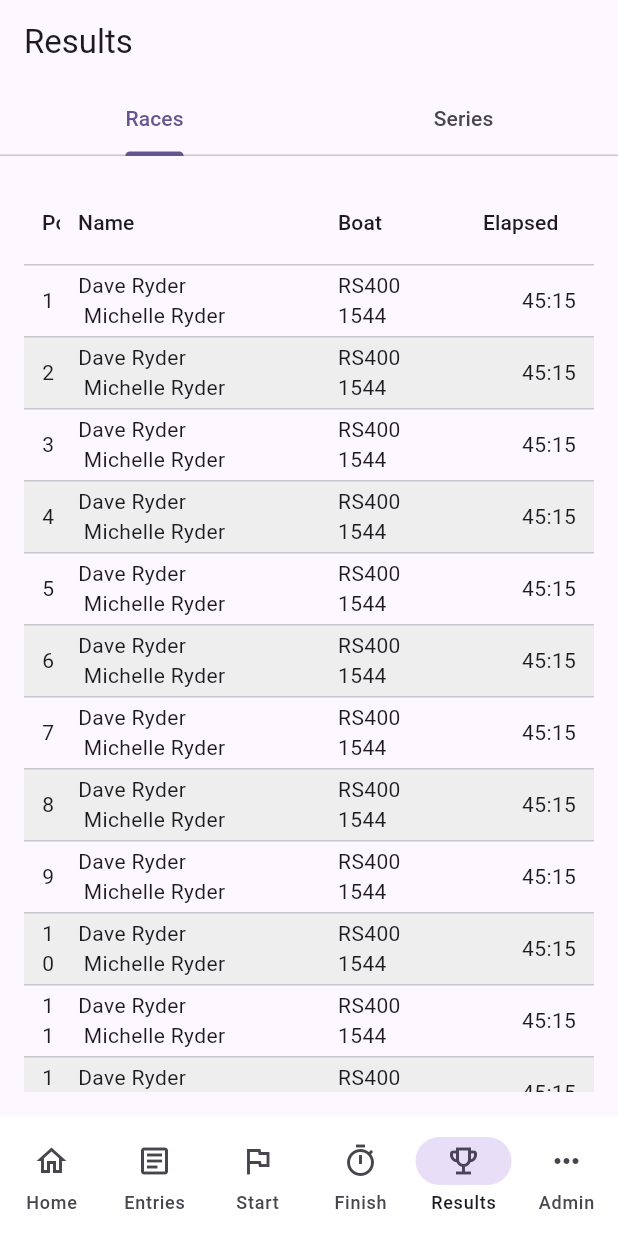
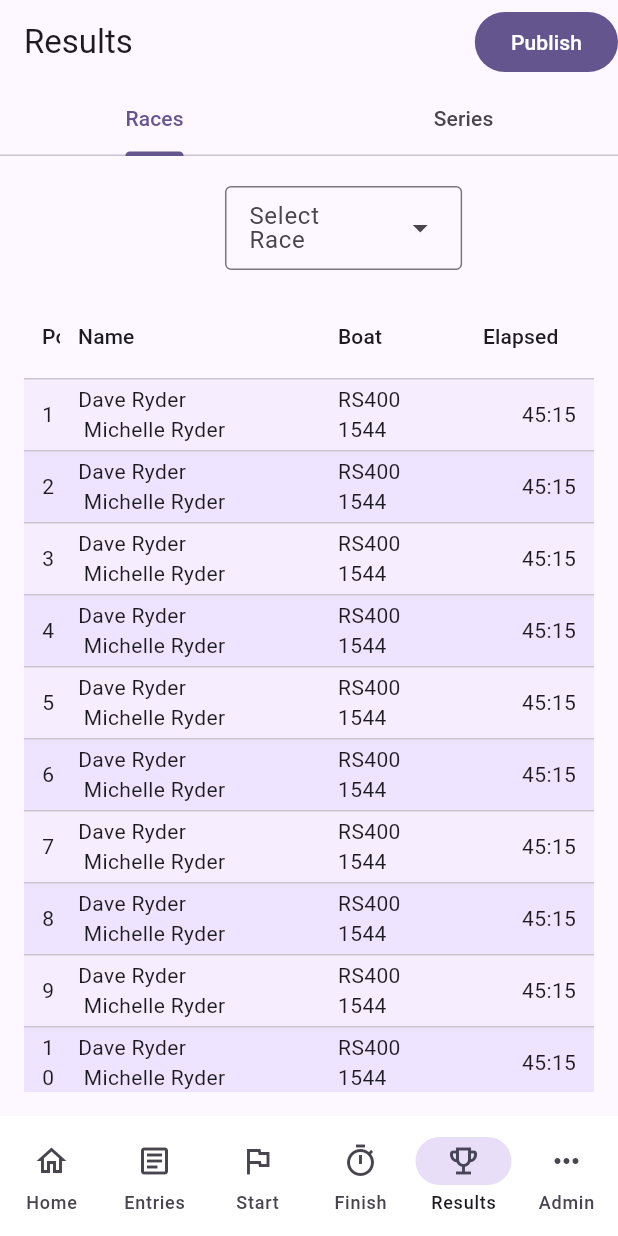
Before and after one commit to daveryderoxford/sailbrowser, a Flutter app: the ResultsScreen screen opened by its route, on a phone screen of 412 x 824 dp. Run offline on Flutter 3.47's test engine with Material 2 defaults, Android fonts, the light colour scheme and no system bars; drawn by our look-alikes of data_table_2; our stand-ins replace audioplayers, clock, cloud_firestore, firebase_auth, firebase_core, flutter_form_builder and 10 more; missing offline and left inert: firebase_ui_auth, form_builder_extra_fields; accounts and stored records are empty; generated files the repository leaves out were written again.

Commit message:
Results display - initial

```diff
--- a/race_officer/lib/features/club/domain/boats_service.dart
+++ b/race_officer/lib/features/club/domain/boats_service.dart
@@ -69,6 +69,6 @@ final boatsProvider =
     Provider((ref) => BoatService(ref.watch(currentClubProvider).current.id));
 
 final allBoatProvider = StreamProvider((ref) {
-  final bs = ref.read(boatsProvider);
+  final bs = ref.watch(boatsProvider);
   return bs.allBoats$;
 });
--- a/race_officer/lib/features/race-calander/domain/series_service.dart
+++ b/race_officer/lib/features/race-calander/domain/series_service.dart
@@ -195,7 +195,7 @@ final seriesRepositoryProvider =
     Provider((ref) => SeriesService(ref.watch(currentClubProvider).current.id));
 
 /// All series for all time
-final allSeriesProvider = StreamProvider.autoDispose<List<Series>>((ref) {
+final allSeriesProvider = StreamProvider<List<Series>>((ref) {
   final db = ref.watch(seriesRepositoryProvider);
   return db.allRaceSeriess$;
 });
@@ -221,7 +221,7 @@ final allRacesProvider = StreamProvider.autoDispose<List<Race>>((ref) {
 typedef AllRaceData = ({Race race, Series series, Fleet fleet});
 
 final allRaceDataProvider = StreamProvider<List<AllRaceData>>((ref) {
-  final seriesProvider = ref.read(seriesRepositoryProvider);
+  final seriesProvider = ref.watch(seriesRepositoryProvider);
   final club = ref.watch(currentClubProvider);
 
   return seriesProvider.allRaceSeriess$.map((seriesList) {
--- a/race_officer/lib/features/race-calander/presentation/copy_series.dart
+++ b/race_officer/lib/features/race-calander/presentation/copy_series.dart
@@ -119,7 +119,7 @@ class _CopySeriesState extends ConsumerState<CopySeries> with UiLoggy {
   }
 
   List<Widget> _buildFormChildren() {
-    final fleets = ref.read(currentClubProvider).current.fleets;
+    final fleets = ref.watch(currentClubProvider).current.fleets;
     return [
       FormBuilderTextField(
         name: 'name',
--- a/race_officer/lib/features/race/start/domain/start_sequence_controller.dart
+++ b/race_officer/lib/features/race/start/domain/start_sequence_controller.dart
@@ -128,7 +128,7 @@ class StartSequence extends StateNotifier<StartSequenceState> with UiLoggy {
         actualStart: clock.now(),
       );
 
-      final series = ref.read(seriesProvider(race.seriesId));
+      final series = ref.read(seriesProvider(race.seriesId)); //TODO may be a problem wiht read here??
       ref.read(seriesRepositoryProvider).updateRace(series!, race.id, race);
 
       startedRaces.add(races[0]);
--- a/race_officer/lib/features/results/domain/race_result.dart
+++ b/race_officer/lib/features/results/domain/race_result.dart
@@ -14,7 +14,7 @@ class RaceResults with _$RaceResults {
     required DateTime date,
     required String fleet,
     required int index,
-    //  @Default([]) List<RaceResult> results,
+    @Default([]) List<RaceResult> results,
   }) = _RaceResults;
 
   const RaceResults._();
--- /dev/null
+++ b/race_officer/lib/features/results/domain/results_repository.dart
@@ -0,0 +1,15 @@
+
+import 'package:flutter_riverpod/flutter_riverpod.dart';
+import 'package:sailbrowser_flutter/features/results/domain/race_result.dart';
+import 'package:sailbrowser_flutter/features/results/domain/series_results.dart';
+
+class ResultsRepository {
+
+
+  /// Publish race results
+  publish(RaceResults raceResults, SeriesResults seriesResults) {
+
+  }
+}
+
+final resultsRepositoryProvider = Provider((ref) => ResultsRepository());
--- a/race_officer/lib/features/results/domain/series_results.dart
+++ b/race_officer/lib/features/results/domain/series_results.dart
@@ -1,5 +1,6 @@
 import 'package:freezed_annotation/freezed_annotation.dart';
 import 'package:sailbrowser_flutter/features/race/domain/result_code.dart';
+import 'package:sailbrowser_flutter/features/results/domain/race_result.dart';
 
 part 'series_results.freezed.dart';
 part 'series_results.g.dart';
@@ -13,11 +14,12 @@ enum ResultsStatus {
 @unfreezed
 class SeriesResults with _$SeriesResults {
    factory SeriesResults({
-     required DateTime publishedOn,
+    required DateTime publishedOn,
     required ResultsStatus status,
     required String name,
     required String fleet,
     @Default([]) List<SeriesCompetitor> competitors,
+    @Default([]) List<RaceResults> races,
 
     /// List of list of results indexed by race as the first index and position as the second (eg Series[race][position].
     @Default([[]]) List<List<SeriesResult>> results,
@@ -42,7 +44,7 @@ typedef SeriesCompetitor = ({
 });
 
 typedef SeriesResult = ({
-  int points,
-  ResultCode resulktCode,
+  num points,
+  ResultCode resultCode,
   bool isDiscard,
 });
--- a/race_officer/lib/features/results/presentation/race_results_tab.dart
+++ b/race_officer/lib/features/results/presentation/race_results_tab.dart
@@ -4,6 +4,8 @@ import 'package:flutter_riverpod/flutter_riverpod.dart';
 import 'package:sailbrowser_flutter/features/race/domain/result_code.dart';
 import 'package:sailbrowser_flutter/features/results/domain/race_result.dart';
 import 'package:sailbrowser_flutter/features/results/presentation/widgits/race_results_table.dart';
+
+import 'widgits/races_dropdown.dart';
 
 class RaceResultsTab extends ConsumerWidget with UiLoggy {
   RaceResultsTab({super.key});
@@ -15,8 +17,8 @@ class RaceResultsTab extends ConsumerWidget with UiLoggy {
             crew: ' Michelle Ryder',
             boatClass: 'RS400',
             sailNumber: 1544,
-            position: (index+1).toString(),
-            points: index+1,
+            position: (index + 1).toString(),
+            points: index + 1,
             resultCode: ResultCode.ok,
             elapsed: const Duration(minutes: 45, seconds: 15),
             corrected: const Duration(minutes: 48, seconds: 21),
@@ -26,7 +28,9 @@ class RaceResultsTab extends ConsumerWidget with UiLoggy {
   Widget build(BuildContext context, WidgetRef ref) {
     return Column(
       children: [
-        //  const RaceChoiceChip(selected: null),
+        const SizedBox(height: 20),
+        const RacesDropDown(),
+        // const RaceChoiceChip(selected: null),
         Expanded(child: RaceResultsTable(results: results)),
       ],
     );
--- /dev/null
+++ b/race_officer/lib/features/results/presentation/result_controller.dart
@@ -0,0 +1,37 @@
+import 'package:flutter_riverpod/flutter_riverpod.dart';
+import 'package:sailbrowser_flutter/features/race-calander/domain/series.dart';
+import 'package:sailbrowser_flutter/features/race-calander/domain/series_service.dart';
+
+typedef ResultsState = ({Series? series, Race? race});
+
+enum PublishResultsOptions {
+  allRaces,
+  selectedRace,
+}
+
+/// Controller for results display
+class ResultsController extends Notifier<ResultsState> {
+
+@override
+ ResultsState build() {
+    return(series: null, race: null);
+  }
+
+  /// Set the race to display results for
+  /// The series displayed is set to the series the race part of
+  displayRace(Race r) {
+    final series = ref.read(seriesProvider(r.seriesId));
+    state = (race: r, series: series);
+  }
+
+  /// Set the series to display results for.
+  /// The race displayed is cleared
+  displaySeries(Series s)  => state = (race: null, series: state.series);
+
+  /// Publish eother the selected race or all Results
+  publishResults(PublishResultsOptions option) {
+  }
+}
+
+final resultsController =
+    NotifierProvider<ResultsController, ResultsState>(ResultsController.new);
--- a/race_officer/lib/features/results/presentation/results_screen.dart
+++ b/race_officer/lib/features/results/presentation/results_screen.dart
@@ -1,11 +1,13 @@
 
 import 'package:flutter/material.dart';
+import 'package:flutter_riverpod/flutter_riverpod.dart';
 import 'package:sailbrowser_flutter/features/results/domain/series_results.dart';
 import 'package:sailbrowser_flutter/features/results/presentation/race_results_tab.dart';
+import 'package:sailbrowser_flutter/features/results/presentation/result_controller.dart';
 import 'package:sailbrowser_flutter/features/results/presentation/series_results_tab.dart';
 
 
-class ResultsScreen extends StatelessWidget {
+class ResultsScreen extends ConsumerWidget {
     ResultsScreen({super.key});
 
     final seriesResults = SeriesResults(
@@ -16,11 +18,19 @@ class ResultsScreen extends StatelessWidget {
   );
 
   @override
-  Widget build(BuildContext context) {
+  Widget build(BuildContext context, WidgetRef ref) {
     return DefaultTabController(
         length: 2,
         child: Scaffold(
           appBar: AppBar(
+                actions: [
+            FilledButton(
+              onPressed: () => ref
+                  .read(resultsController.notifier)
+                  .publishResults(PublishResultsOptions.selectedRace),
+              child: const Text("Publish"),
+            ),
+          ],
             bottom: const TabBar(
               tabs: [
                 Tab(text: 'Races'),
--- a/race_officer/lib/features/results/presentation/widgits/race_results_table.dart
+++ b/race_officer/lib/features/results/presentation/widgits/race_results_table.dart
@@ -3,6 +3,7 @@ import 'package:flutter/material.dart';
 import 'package:sailbrowser_flutter/common_widgets/responsive_center.dart';
 import 'package:sailbrowser_flutter/features/race/domain/result_code.dart';
 import 'package:sailbrowser_flutter/features/results/domain/race_result.dart';
+import 'package:sailbrowser_flutter/util/color_extensions.dart';
 import 'package:sailbrowser_flutter/util/duration_extensions.dart';
 import 'package:sailbrowser_flutter/util/list_extensions.dart';
 
@@ -16,6 +17,9 @@ class RaceResultsTable extends StatelessWidget {
 
   @override
   Widget build(BuildContext context) {
+      final stripe1 = Theme.of(context).colorScheme.primary.tone(92);
+      final stripe2 = Theme.of(context).colorScheme.primary.tone(95);
+
     return ResponsiveCenter(
       maxContentWidth: 800,
       child: Padding(
@@ -25,7 +29,7 @@ class RaceResultsTable extends StatelessWidget {
           horizontalMargin: 12,
           minWidth: 550,
           fixedLeftColumns: 2,
-          empty: const Center(child: Text('No results to display')),
+          empty: const Center(child: Text(textScaleFactor: 1.2,'No results to display')),
           columns: const [
             DataColumn2(
               label: Text('Pos'),
@@ -33,7 +37,7 @@ class RaceResultsTable extends StatelessWidget {
             ),
             DataColumn2(
               label: Text('Name'),
-               size: ColumnSize.L,
+              size: ColumnSize.L,
             ),
             DataColumn2(
               label: Text('Boat'),
@@ -56,10 +60,10 @@ class RaceResultsTable extends StatelessWidget {
               .mapIndexed<DataRow>(
                 (index, result) => DataRow(
                     color: MaterialStateColor.resolveWith((states) =>
-                        index % 2 == 1 ? Colors.grey[200]! : Colors.transparent),
+                        index % 2 == 1 ? stripe1 : stripe2),
                     cells: [
                       DataCell(Text(result.position.toString())),
-                      DataCell(_nameCell(context, result)),
+                      DataCell(_nameCell(context, result, index)),
                       DataCell(_boatCell(context, result)),
                       DataCell(Center(child: Text(result.elapsed.asMinSec()))),
                       DataCell(Center(child: Text(result.corrected.asMinSec()))),
@@ -72,8 +76,8 @@ class RaceResultsTable extends StatelessWidget {
     );
   }
 
-  Widget _nameCell(BuildContext context, RaceResult res) {
-    return (Text('${res.helm}\n${res.crew}'));
+  Widget _nameCell(BuildContext context, RaceResult res, int index) {
+    return Text('${res.helm}\n${res.crew}');
   }
 
   ///
--- a/race_officer/lib/features/results/presentation/widgits/race_select_chip.dart
+++ b/race_officer/lib/features/results/presentation/widgits/race_select_chip.dart
@@ -3,6 +3,7 @@ import 'package:flutter_riverpod/flutter_riverpod.dart';
 import 'package:sailbrowser_flutter/common_widgets/null_widget.dart';
 import 'package:sailbrowser_flutter/features/race-calander/domain/series.dart';
 import 'package:sailbrowser_flutter/features/race/domain/selected_races.dart';
+import 'package:sailbrowser_flutter/features/results/presentation/result_controller.dart';
 
 class RaceChoiceChip extends ConsumerWidget {
   const RaceChoiceChip({
@@ -27,7 +28,7 @@ class RaceChoiceChip extends ConsumerWidget {
                     label: Text(race.name),
                     selected: (selected == race),
                     onSelected: (bool selected) {
-                      //
+                      selected ? ref.read(resultsController.notifier).displayRace(race) : null;
                     },
                   ),
                 )
--- /dev/null
+++ b/race_officer/lib/features/results/presentation/widgits/races_dropdown.dart
@@ -0,0 +1,30 @@
+import 'package:flutter/material.dart';
+import 'package:flutter_riverpod/flutter_riverpod.dart';
+import 'package:sailbrowser_flutter/features/race-calander/domain/series.dart';
+import 'package:sailbrowser_flutter/features/race/domain/selected_races.dart';
+import 'package:sailbrowser_flutter/features/results/presentation/result_controller.dart';
+
+class RacesDropDown extends ConsumerWidget {
+  const RacesDropDown({super.key});
+
+  @override
+  Widget build(BuildContext context, WidgetRef ref) {
+    final data = ref.watch(selectedRacesProvider);
+    final races = data.map((d) => d.race).toList();
+
+    return DropdownMenu<Race>(
+      /// must not cause rebild for initial state
+      initialSelection: ref.read(resultsController).race,
+      textStyle: const TextStyle(fontSize: 15),
+      label: const Text('Select Race'),
+      dropdownMenuEntries: races
+          .map((race) => DropdownMenuEntry(value: race, label: race.name))
+          .toList(),
+      onSelected: (Race? race) {
+        if (race != null) {
+          ref.read(resultsController.notifier).displayRace(race);
+        }
+      },
+    );
+  }
+}
```
Also changed, not shown: race_officer/lib/features/results/presentation/series_results_tab.dart (+56 -7 lines), race_officer/lib/features/results/presentation/widgits/series_dropdown.dart (added, +31 -0 lines), race_officer/lib/features/results/presentation/widgits/series_results_table.dart (added, +106 -0 lines), race_officer/lib/util/color_extensions.dart (added, +11 -0 lines).
